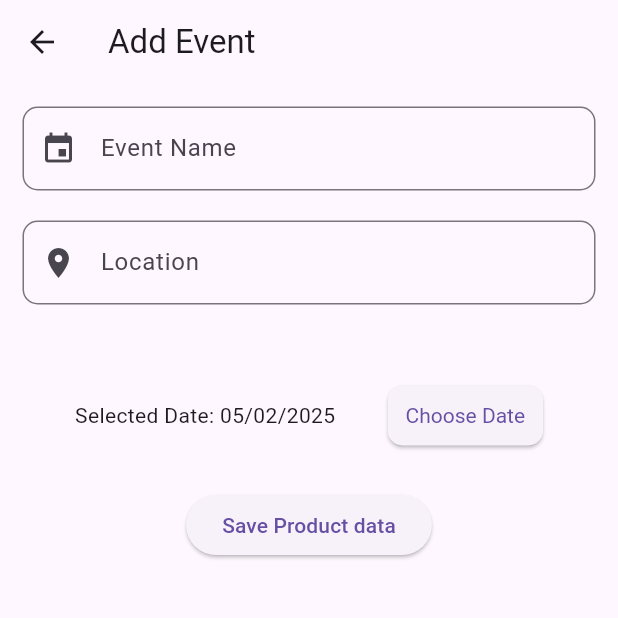
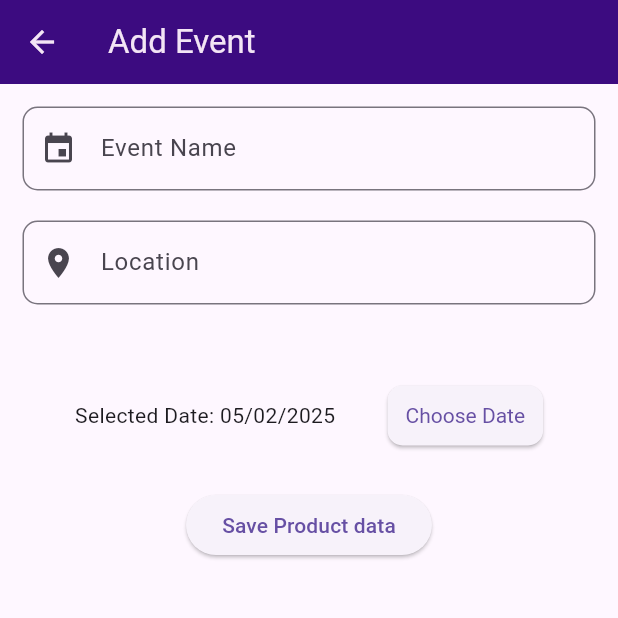
Before and after one commit to Eng-MostafaRamadan/ITI-Tasks, a Flutter app: the screen it shows after launch, after a tap on the "add circle outline" icon, on a phone screen of 412 x 824 dp, the top half of it. Run offline on Flutter 3.47's test engine with Material 3 defaults, Android fonts, the phone set to English and light mode, and no system bars; our stand-ins replace cloud_firestore, firebase_core, flutter_riverpod, loading_indicator; accounts and stored records are empty.

Commit message:
final code

```diff
--- a/day7_task/lib/addeventscreen.dart
+++ b/day7_task/lib/addeventscreen.dart
@@ -19,7 +19,16 @@ class _AddEventScreenState extends State<AddEventScreen> {
   Widget build(BuildContext context) {
     return Scaffold(
       appBar: AppBar(
-        title: Text("Add Event"),
+        iconTheme: IconThemeData(
+          color: Color(0xFFF3E5F5),
+        ),
+        backgroundColor: Color.fromARGB(255, 60, 11, 128),
+        title: Text(
+          "Add Event",
+          style: TextStyle(
+            color: Color(0xFFF3E5F5),
+          ),
+        ),
       ),
       body: Form(
           key: key,
--- a/day7_task/lib/eventplannerscreen.dart
+++ b/day7_task/lib/eventplannerscreen.dart
@@ -47,15 +47,27 @@ class _EventPlannerScreenState extends State<EventPlannerScreen> {
   Widget build(BuildContext context) {
     return Scaffold(
       appBar: AppBar(
-        title: const Text("Event Planner"),
+        backgroundColor: Color.fromARGB(255, 60, 11, 128),
+        title: Text(
+          "Event Planner",
+          style: TextStyle(
+            color: Color(0xFFF3E5F5),
+          ),
+        ),
         actions: [
           Padding(
             padding: const EdgeInsets.all(10.0),
             child: IconButton(
-                onPressed: () {
-                  Navigator.of(context).pushNamed("add");
-                },
-                icon: Icon(Icons.add_circle_outline)),
+              onPressed: () {
+                Navigator.of(context).pushNamed("add");
+              },
+              icon: Icon(Icons.add_circle_outline),
+              style: ButtonStyle(
+                iconColor: WidgetStateProperty.all(
+                  Color(0xFFF3E5F5),
+                ),
+              ),
+            ),
           )
         ],
       ),
```
